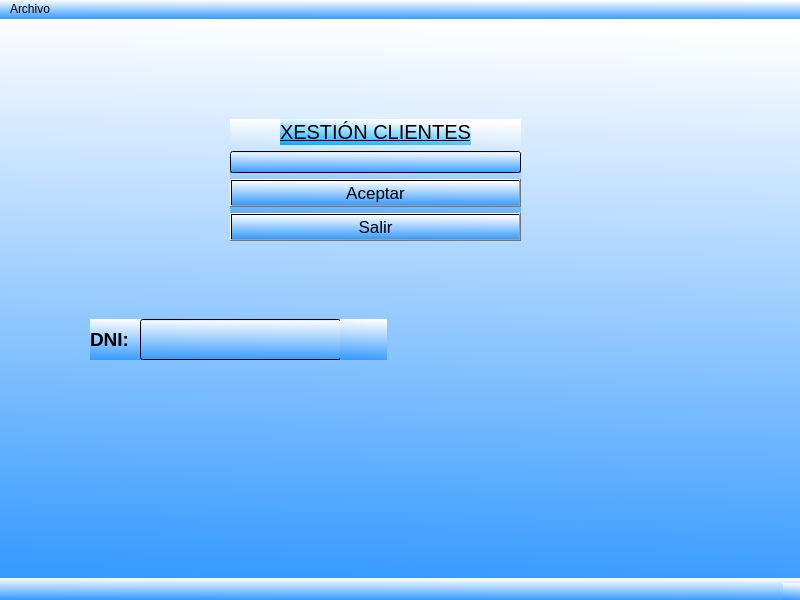
solglez/gonzalezescolar, file prueba.ui: the form before one commit.
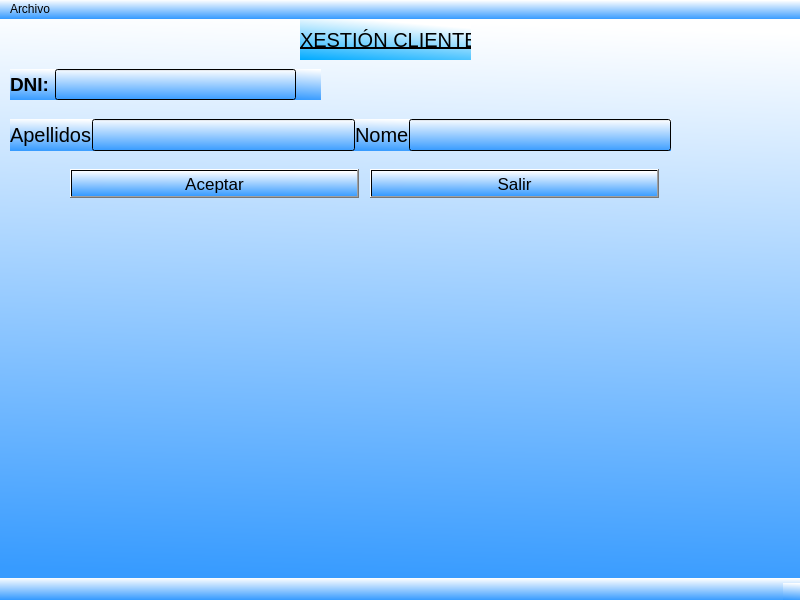
The form after the commit.

Commit message: Validar DNI y ponemos txt de nombre y apellidos

```diff
--- a/prueba.ui
+++ b/prueba.ui
@@ -10,6 +10,12 @@
     <height>600</height>
    </rect>
   </property>
+  <property name="sizePolicy">
+   <sizepolicy hsizetype="Expanding" vsizetype="Fixed">
+    <horstretch>0</horstretch>
+    <verstretch>0</verstretch>
+   </sizepolicy>
+  </property>
   <property name="maximumSize">
    <size>
     <width>800</width>
@@ -23,112 +29,175 @@
    <string notr="true">background-color: qlineargradient(spread:pad, x1:0.414, y1:1, x2:0.46, y2:0, stop:0 rgba(55, 155, 255, 255), stop:1 rgba(255, 255, 255, 255));</string>
   </property>
   <widget class="QWidget" name="centralwidget">
-   <widget class="QWidget" name="layoutWidget">
+   <widget class="QWidget" name="horizontalLayoutWidget">
     <property name="geometry">
      <rect>
-      <x>230</x>
+      <x>10</x>
+      <y>50</y>
+      <width>311</width>
+      <height>31</height>
+     </rect>
+    </property>
+    <layout class="QHBoxLayout" name="horizontalLayout">
+     <property name="spacing">
+      <number>0</number>
+     </property>
+     <item>
+      <widget class="QLabel" name="lblDNI">
+       <property name="font">
+        <font>
+         <pointsize>14</pointsize>
+         <weight>75</weight>
+         <bold>true</bold>
+        </font>
+       </property>
+       <property name="text">
+        <string>DNI: </string>
+       </property>
+      </widget>
+     </item>
+     <item>
+      <widget class="QLineEdit" name="txtDNI">
+       <property name="font">
+        <font>
+         <pointsize>14</pointsize>
+        </font>
+       </property>
+      </widget>
+     </item>
+     <item>
+      <widget class="QLabel" name="lblValidoDNI">
+       <property name="minimumSize">
+        <size>
+         <width>25</width>
+         <height>0</height>
+        </size>
+       </property>
+       <property name="font">
+        <font>
+         <pointsize>14</pointsize>
+        </font>
+       </property>
+       <property name="text">
+        <string/>
+       </property>
+      </widget>
+     </item>
+    </layout>
+   </widget>
+   <widget class="QWidget" name="horizontalLayoutWidget_2">
+    <property name="geometry">
+     <rect>
+      <x>10</x>
       <y>100</y>
-      <width>291</width>
-      <height>122</height>
+      <width>661</width>
+      <height>32</height>
      </rect>
     </property>
-    <layout class="QVBoxLayout" name="verticalLayout">
-     <item alignment="Qt::AlignHCenter">
-      <widget class="QLabel" name="lblClientes">
+    <layout class="QHBoxLayout" name="horizontalLayout_2">
+     <property name="spacing">
+      <number>0</number>
+     </property>
+     <item>
+      <widget class="QLabel" name="lblApel">
        <property name="font">
         <font>
          <pointsize>15</pointsize>
-         <underline>true</underline>
         </font>
        </property>
-       <property name="styleSheet">
-        <string notr="true">background-color: qlineargradient(spread:pad, x1:0.011, y1:1, x2:0.358, y2:0, stop:0 rgba(0, 170, 255, 255), stop:1 rgba(255, 255, 255, 255))</string>
-       </property>
        <property name="text">
-        <string>XESTIÓN CLIENTES</string>
+        <string>Apellidos</string>
        </property>
       </widget>
      </item>
      <item>
-      <widget class="QLineEdit" name="txtDatos"/>
+      <widget class="QLineEdit" name="txtApel">
+       <property name="font">
+        <font>
+         <pointsize>15</pointsize>
+        </font>
+       </property>
+      </widget>
      </item>
      <item>
-      <widget class="QPushButton" name="btnAceptar">
+      <widget class="QLabel" name="lblNome">
        <property name="font">
         <font>
-         <pointsize>13</pointsize>
+         <pointsize>15</pointsize>
         </font>
        </property>
        <property name="text">
-        <string>Aceptar</string>
+        <string>Nome</string>
        </property>
       </widget>
      </item>
      <item>
-      <widget class="QPushButton" name="btnSalir">
+      <widget class="QLineEdit" name="txtNome">
        <property name="font">
         <font>
-         <pointsize>13</pointsize>
+         <pointsize>15</pointsize>
         </font>
        </property>
-       <property name="text">
-        <string>Salir</string>
-       </property>
       </widget>
      </item>
     </layout>
    </widget>
-   <widget class="QLabel" name="lblDNI">
+   <widget class="QPushButton" name="btnAceptar">
     <property name="geometry">
      <rect>
-      <x>90</x>
-      <y>300</y>
-      <width>51</width>
-      <height>41</height>
+      <x>70</x>
+      <y>150</y>
+      <width>289</width>
+      <height>29</height>
      </rect>
     </property>
     <property name="font">
      <font>
-      <pointsize>14</pointsize>
-      <weight>75</weight>
-      <bold>true</bold>
+      <pointsize>13</pointsize>
      </font>
     </property>
     <property name="text">
-     <string>DNI: </string>
+     <string>Aceptar</string>
     </property>
    </widget>
-   <widget class="QLineEdit" name="txtDNI">
+   <widget class="QPushButton" name="btnSalir">
     <property name="geometry">
      <rect>
-      <x>140</x>
-      <y>300</y>
-      <width>201</width>
-      <height>41</height>
+      <x>370</x>
+      <y>150</y>
+      <width>289</width>
+      <height>29</height>
      </rect>
     </property>
     <property name="font">
      <font>
-      <pointsize>14</pointsize>
+      <pointsize>13</pointsize>
      </font>
     </property>
+    <property name="text">
+     <string>Salir</string>
+    </property>
    </widget>
-   <widget class="QLabel" name="lblValidoDNI">
+   <widget class="QLabel" name="lblClientes">
     <property name="geometry">
      <rect>
-      <x>340</x>
-      <y>300</y>
-      <width>47</width>
+      <x>300</x>
+      <y>0</y>
+      <width>171</width>
       <height>41</height>
      </rect>
     </property>
     <property name="font">
      <font>
-      <pointsize>14</pointsize>
+      <pointsize>15</pointsize>
+      <underline>true</underline>
      </font>
     </property>
+    <property name="styleSheet">
+     <string notr="true">background-color: qlineargradient(spread:pad, x1:0.011, y1:1, x2:0.358, y2:0, stop:0 rgba(0, 170, 255, 255), stop:1 rgba(255, 255, 255, 255))</string>
+    </property>
     <property name="text">
-     <string/>
+     <string>XESTIÓN CLIENTES</string>
     </property>
    </widget>
   </widget>
```
The commit also changes 4 other files.
